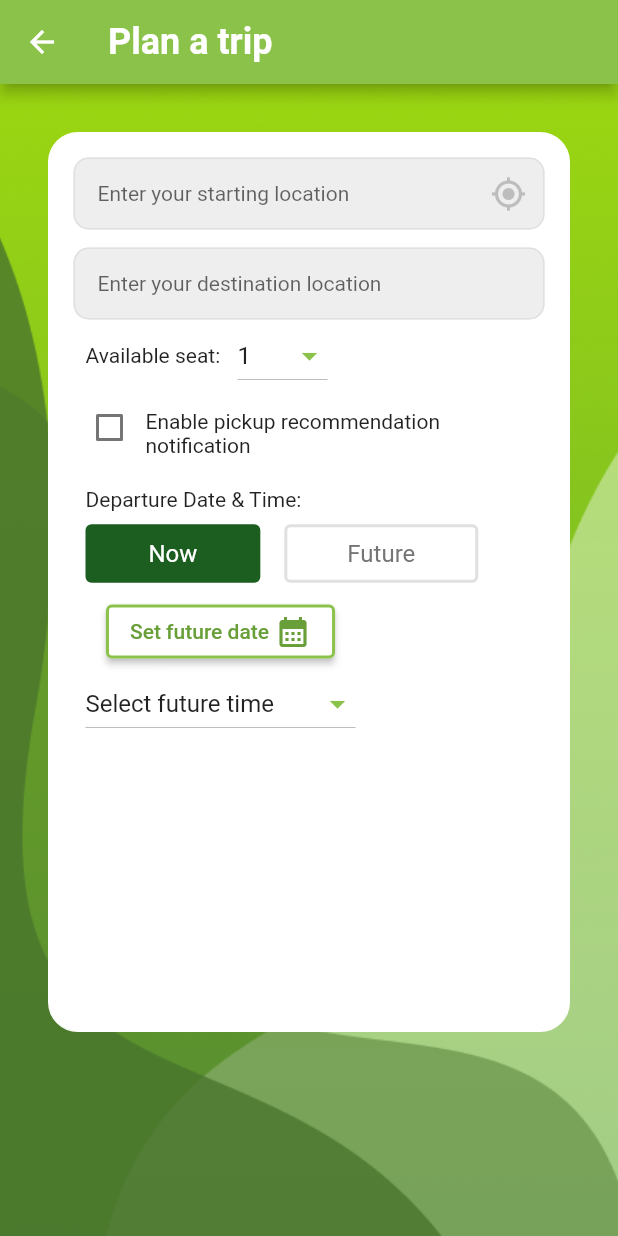
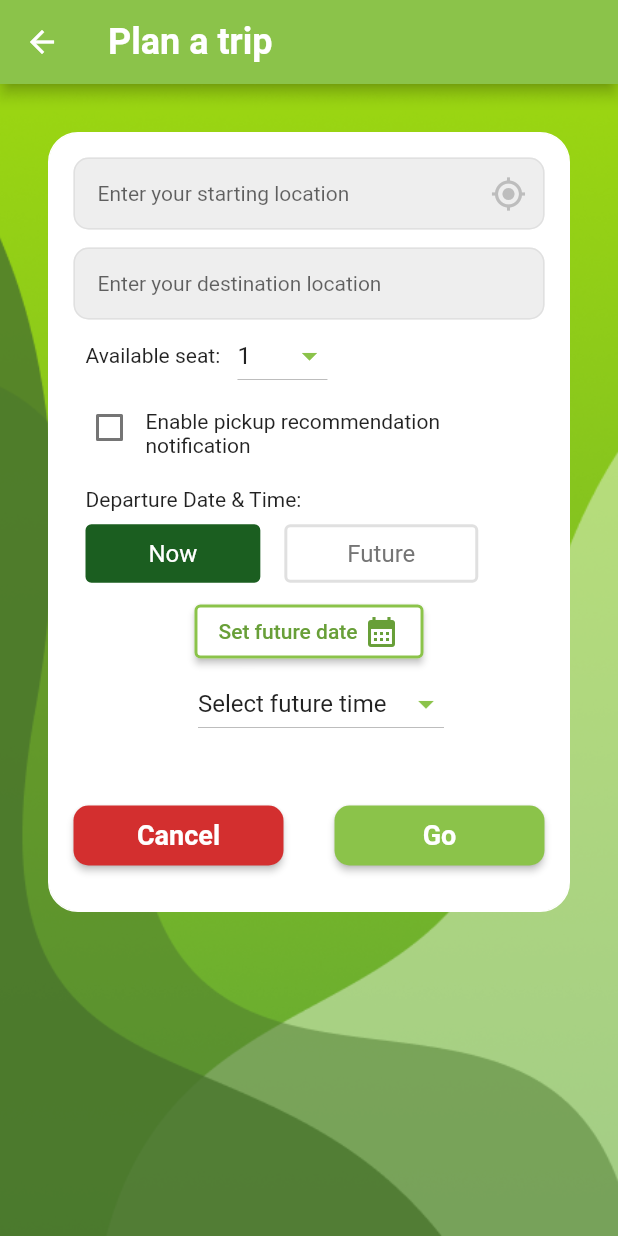
Before and after one commit to Endairion/6002CEM_Group13, a Flutter app: the Homepage screen opened directly, after a tap on "Plan a trip", on a phone screen of 412 x 824 dp. Run offline on Flutter 3.47's test engine with Material 2 defaults, Android fonts, the phone set to English and light mode, and no system bars; our stand-ins replace flutter_native_splash; network calls fail; statements that could not run were skipped.

Commit message:
Add new buttons in plan trip

```diff
--- a/lib/PlanTrip.dart
+++ b/lib/PlanTrip.dart
@@ -26,11 +26,29 @@ class _PlanTripState extends State<PlanTrip> {
   // Set Initial Selected Value for future time
   String _timeDropDownValue = 'Select future time';
   // List of items in available seats menu
-  final _timeValue = ['Select future time',
-    '5:00 am', '6:00 am', '7:00 am','8:00 am', '9:00am',
-    '10:00 am', '11:00am', '12:00 pm', '1:00 pm', '2:00 pm',
-    '3:00 pm', '4:00 pm', '5:00 pm', '6:00 pm', '7:00 pm',
-    '8:00 pm', '9:00 pm', '10:00 pm' , '11:00 pm', '12:00 am'];
+  final _timeValue = [
+    'Select future time',
+    '5:00 am',
+    '6:00 am',
+    '7:00 am',
+    '8:00 am',
+    '9:00am',
+    '10:00 am',
+    '11:00am',
+    '12:00 pm',
+    '1:00 pm',
+    '2:00 pm',
+    '3:00 pm',
+    '4:00 pm',
+    '5:00 pm',
+    '6:00 pm',
+    '7:00 pm',
+    '8:00 pm',
+    '9:00 pm',
+    '10:00 pm',
+    '11:00 pm',
+    '12:00 am'
+  ];
 
   @override
   Widget build(BuildContext context) {
@@ -63,7 +81,7 @@ class _PlanTripState extends State<PlanTrip> {
                 Padding(
                   padding: const EdgeInsets.only(top: 32, left: 32, right: 32),
                   child: Container(
-                    height: 600,
+                    height: 520,
                     width: double.infinity,
                     decoration: BoxDecoration(
                       border: Border.all(
@@ -208,7 +226,6 @@ class _PlanTripState extends State<PlanTrip> {
                           ),
                           Container(
                             alignment: Alignment.centerLeft,
-                            padding: const EdgeInsets.only(left: 8),
                             child: Column(
                               children: [
                                 ElevatedButton(
@@ -241,6 +258,8 @@ class _PlanTripState extends State<PlanTrip> {
                                 ),
                                 Container(
                                   width: 180,
+                                  child: Padding(
+                                    padding: const EdgeInsets.only(left: 16),
                                     child: DropdownButton(
                                       isExpanded: true,
                                       value: _timeDropDownValue,
@@ -258,6 +277,47 @@ class _PlanTripState extends State<PlanTrip> {
                                       iconEnabledColor: Colors.lightGreen,
                                     ),
                                   ),
+                                ),
+                                Padding(
+                                  padding: const EdgeInsets.only(top:40.0),
+                                  child: Container(
+                                    child: Row(
+                                      mainAxisAlignment: MainAxisAlignment.spaceBetween,
+                                      children: [
+                                        ElevatedButton(
+                                          onPressed: () {},
+                                          child: Text('Cancel',
+                                          style: TextStyle(
+                                            fontWeight: FontWeight.bold,
+                                            fontSize: 18,
+                                          ),),
+                                          style: ElevatedButton.styleFrom(
+                                              minimumSize: Size(140, 40),
+                                              backgroundColor: Colors.red[700],
+                                              shape: RoundedRectangleBorder(
+                                                borderRadius:
+                                                    BorderRadius.circular(10.0),
+                                              )),
+                                        ),
+                                        ElevatedButton(
+                                          onPressed: () {},
+                                          child: Text('Go',
+                                            style: TextStyle(
+                                              fontWeight: FontWeight.bold,
+                                              fontSize: 18,
+                                            ),),
+                                          style: ElevatedButton.styleFrom(
+                                              minimumSize: Size(140, 40),
+                                              backgroundColor: Colors.lightGreen,
+                                              shape: RoundedRectangleBorder(
+                                                borderRadius:
+                                                    BorderRadius.circular(10.0),
+                                              )),
+                                        ),
+                                      ],
+                                    ),
+                                  ),
+                                )
                               ],
                             ),
                           ),
```
Lines whose indentation alone changed are shown as unchanged.
